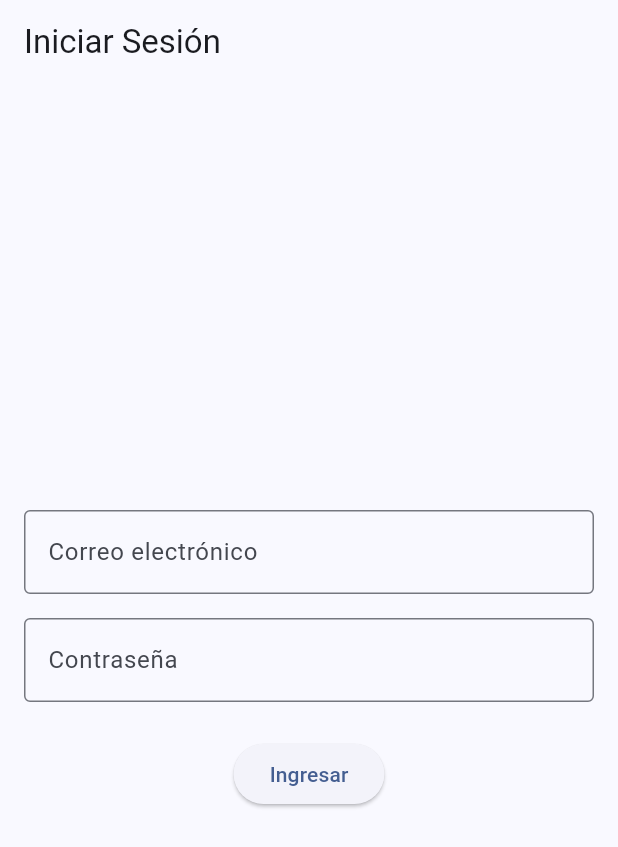
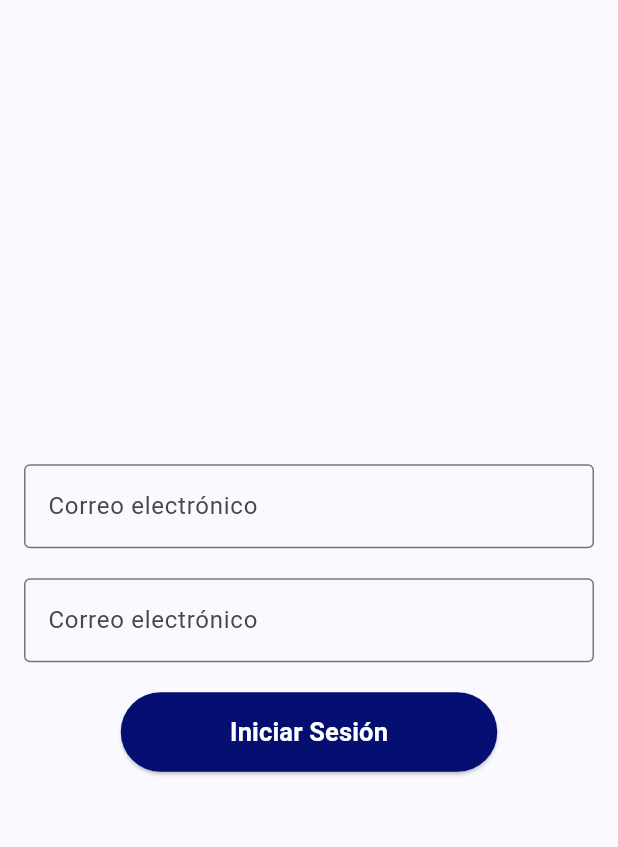
Before and after one commit to valeraruggierotesisucv/flutter-app, a Flutter app: the screen it shows after launch, on a phone screen of 412 x 824 dp. Shown: the top 847 px of the screen. Run offline on Flutter 3.47's test engine with Material 3 defaults, Android fonts, the phone set to English and light mode, and no system bars; our stand-ins replace supabase_flutter; accounts and stored records are empty.

Commit message:
auth gate

```diff
--- /dev/null
+++ b/lib/services/auth_gate.dart
@@ -0,0 +1,36 @@
+/* This will constinuosly listen for auth changes */
+import 'package:eventify/main.dart';
+import 'package:eventify/views/auth_view.dart';
+import 'package:flutter/material.dart';
+import 'package:supabase_flutter/supabase_flutter.dart';
+
+class AuthGate extends StatelessWidget {
+  const AuthGate({super.key});
+
+  @override
+  Widget build(BuildContext context) {
+    return StreamBuilder(
+        // listen to auth state changes
+        stream: Supabase.instance.client.auth.onAuthStateChange,
+
+        // build the appropiate page based on auth state
+        builder: (context, snapshot) {
+          // loading
+          if (snapshot.connectionState == ConnectionState.waiting) {
+            // TO-DO: cambiar por Loading component
+            return const Scaffold(
+              body: Center(child: CircularProgressIndicator()),
+            );
+          }
+
+          // check is there is a valid session cunrretly
+          final session = snapshot.hasData ? snapshot.data?.session : null;
+
+          if (session != null) {
+            return MainView();
+          } else {
+            return AuthView();
+          }
+        });
+  }
+}
--- a/lib/views/auth_view.dart
+++ b/lib/views/auth_view.dart
@@ -1,45 +1,71 @@
-import 'package:eventify/routes.dart';
+import 'package:eventify/services/auth_service.dart';
+import 'package:eventify/widgets/custom_button.dart';
 import 'package:flutter/material.dart';
 
-class AuthView extends StatelessWidget {
+class AuthView extends StatefulWidget {
   const AuthView({super.key});
+
+  @override
+  State<AuthView> createState() => _AuthViewState();
+}
+
+class _AuthViewState extends State<AuthView> {
+  // get auth service
+  final authService = AuthService();
+
+  // text controllers
+  final _emailController = TextEditingController();
+  final _passwordControler = TextEditingController();
+
+  // login button pressed
+  void login() async {
+    // prepare data
+    final email = _emailController.text;
+    final password = _passwordControler.text;
+
+    try {
+      await authService.signInWithEmailPassword(email, password);
+
+    } catch (e) {
+      if (mounted) {
+        ScaffoldMessenger.of(context)
+            .showSnackBar(SnackBar(content: Text("Error: $e")));
+      }
+    }
+  }
 
   @override
   Widget build(BuildContext context) {
     return Scaffold(
-      appBar: AppBar(
-        title: const Text('Iniciar Sesión'),
-      ),
-      body: Padding(
-        padding: const EdgeInsets.all(16.0),
+      body: Padding(padding: const EdgeInsets.all(16.0),
       child: Column(
         mainAxisAlignment: MainAxisAlignment.center,
         children: [
-            const TextField(
-              decoration: InputDecoration(
+          // email
+          TextField(
+            controller: _emailController,
+            decoration:  InputDecoration(
                 labelText: 'Correo electrónico',
                 border: OutlineInputBorder(),
               ),
           ),
-            const SizedBox(height: 16),
-            const TextField(
-              obscureText: true,
-              decoration: InputDecoration(
-                labelText: 'Contraseña',
+          const SizedBox(height: 20,),
+          // password
+          TextField(
+            controller: _passwordControler,
+            decoration:  InputDecoration(
+                labelText: 'Correo electrónico',
                 border: OutlineInputBorder(),
               ),
           ),
-            const SizedBox(height: 24),
-            ElevatedButton(
-              onPressed: () {
-                Navigator.pushReplacementNamed(
-                    context, '/${AppTabs.home.name}');
-              },
-              child: const Text('Ingresar'),
-            ),
+          const SizedBox(height: 20,),
+          CustomButton(
+            label: "Iniciar Sesión",
+            onPress: login,
+          )
         ],
       ),
-      ),
+      )
     );
   }
 }
--- a/lib/views/home_view.dart
+++ b/lib/views/home_view.dart
@@ -1,3 +1,4 @@
+import 'package:eventify/services/auth_service.dart';
 import 'package:eventify/widgets/custom_search_bar.dart';
 import 'package:eventify/widgets/profile_card.dart';
 import 'package:eventify/widgets/user_card.dart';
@@ -21,6 +22,8 @@ class _HomeViewState extends State<HomeView> {
   String _searchValue = '';
   String _selectedCategory = '';
   TextEditingController _controller = TextEditingController();
+  final authService = AuthService();
+
 
   void _handleSearch(String value) {
     setState(() {
@@ -65,11 +68,13 @@ class _HomeViewState extends State<HomeView> {
 
   @override
   Widget build(BuildContext context) {
+    final userEmail = authService.getCurrentUserEmail();
     return Scaffold(
         body: SingleChildScrollView(
       child: Column(
         mainAxisAlignment: MainAxisAlignment.center,
         children: <Widget>[
+          Text(userEmail ?? "Not user "),
           ProfileCard(
             username: 'John Doe',
             biography: 'Flutter Developer',
```
Also changed, not shown: lib/main.dart (+24 -13 lines), lib/services/auth_service.dart (added, +29 -0 lines), lib/views/profile_view.dart (+10 -2 lines). Lines whose indentation alone changed are shown as unchanged.
